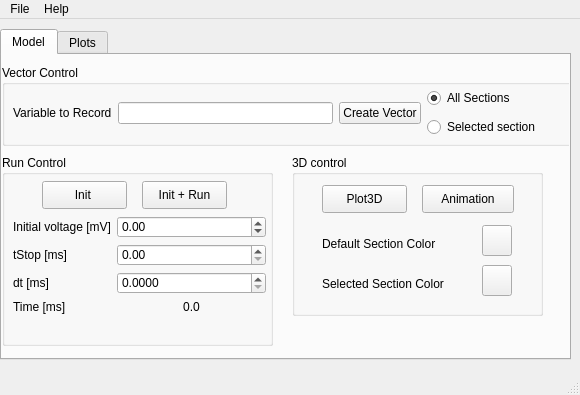
The window that neuronvisio/neuronvisio.ui (mattions/neuronvisio) describes before a commit, drawn with Qt 5.
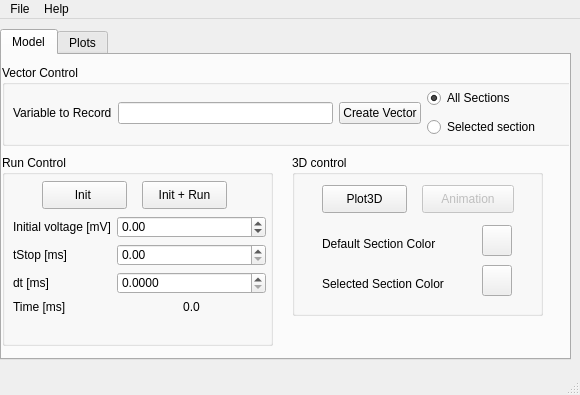
The same window after the commit. Custom widgets are drawn as their Qt base class.

Commit message: Added the slider. Calculation of the Color wrong, Maybe an issue with the conversion

The edit to the form file:
```diff
--- a/neuronvisio/neuronvisio.ui
+++ b/neuronvisio/neuronvisio.ui
@@ -239,6 +239,9 @@
        </property>
       </widget>
       <widget class="QPushButton" name="animation_btn">
+       <property name="enabled">
+        <bool>false</bool>
+       </property>
        <property name="geometry">
         <rect>
          <x>130</x>
@@ -250,6 +253,9 @@
        <property name="text">
         <string>Animation</string>
        </property>
+       <property name="checkable">
+        <bool>false</bool>
+       </property>
       </widget>
      </widget>
      <widget class="QGroupBox" name="groupBox_3">
```
Left out of the diff: 16 changed lines with no effect on the pictures. The commit also changes 3 other files.
